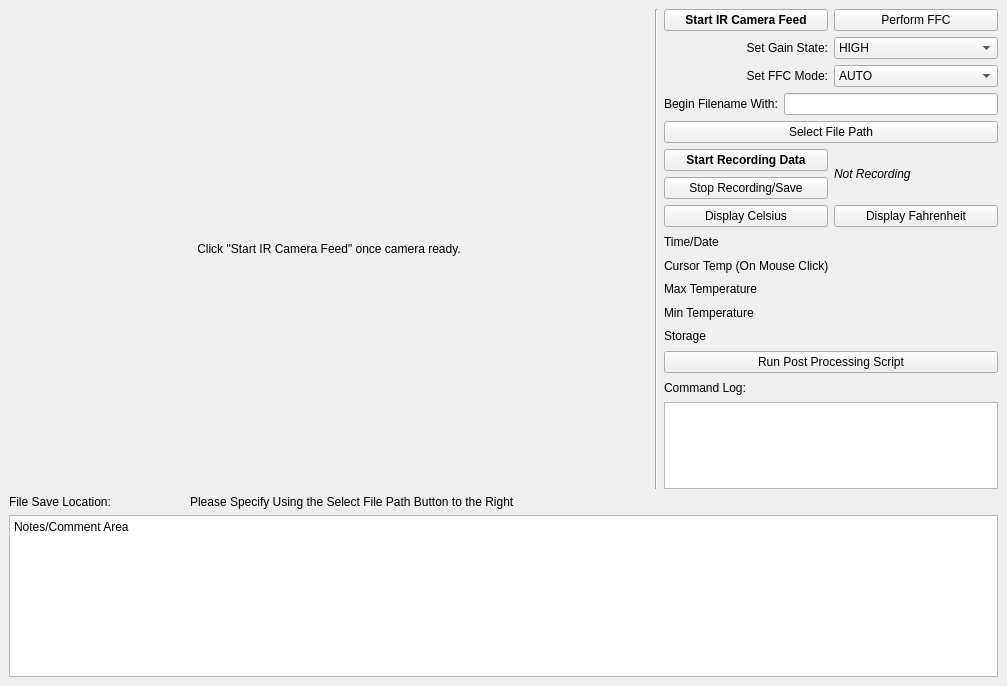
Old version of the form ui_software/Parabilis_Thermal/ir_v11.ui in the repository groupgets/purethermal1-uvc-capture.
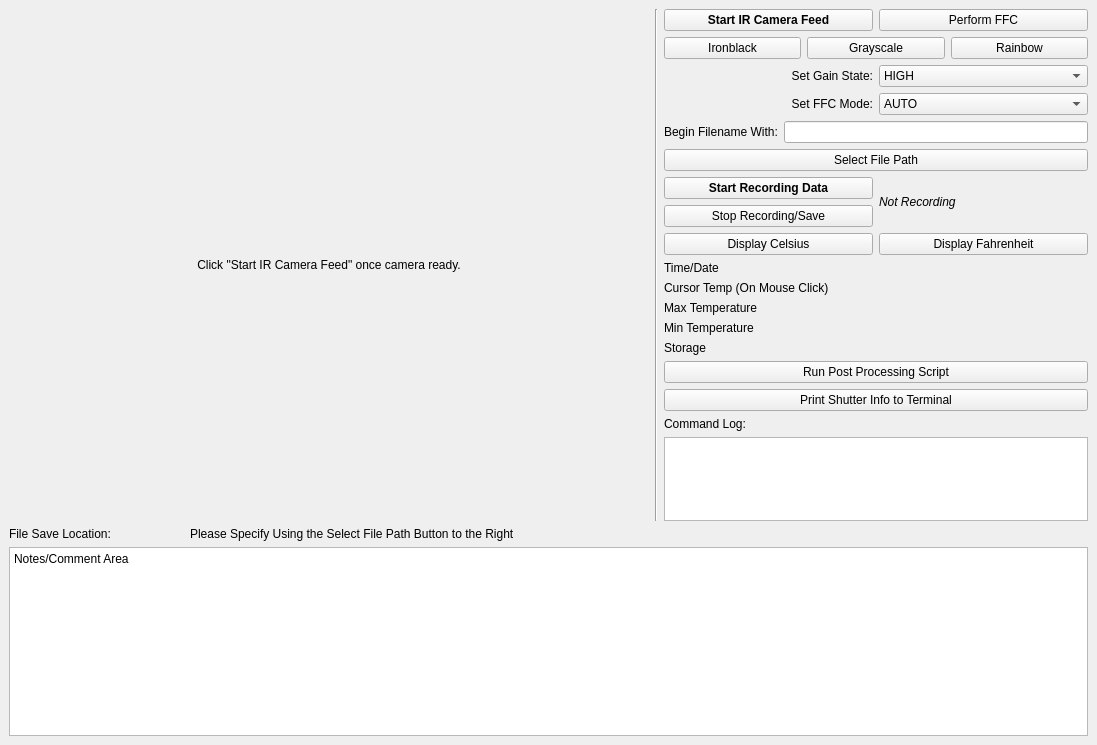
New version of the form.

Commit message: added colormaps to Parabilis Thermal Record IR

The edit to the form file:
```diff
--- a/ui_software/Parabilis_Thermal/ir_v11.ui
+++ b/ui_software/Parabilis_Thermal/ir_v11.ui
@@ -6,8 +6,8 @@
    <rect>
     <x>0</x>
     <y>0</y>
-    <width>1007</width>
-    <height>686</height>
+    <width>1097</width>
+    <height>745</height>
    </rect>
   </property>
   <property name="windowTitle">
@@ -73,6 +73,31 @@
         </item>
        </layout>
       </item>
+      <item>
+       <layout class="QHBoxLayout" name="horizontalLayout_9">
+        <item>
+         <widget class="QPushButton" name="cmIronBut">
+          <property name="text">
+           <string>Ironblack</string>
+          </property>
+         </widget>
+        </item>
+        <item>
+         <widget class="QPushButton" name="cmGrayBut">
+          <property name="text">
+           <string>Grayscale</string>
+          </property>
+         </widget>
+        </item>
+        <item>
+         <widget class="QPushButton" name="cmRainBut">
+          <property name="text">
+           <string>Rainbow</string>
+          </property>
+         </widget>
+        </item>
+       </layout>
+      </item>
       <item>
        <layout class="QHBoxLayout" name="horizontalLayout_3">
         <item>
@@ -273,6 +298,13 @@
         </property>
        </widget>
       </item>
+      <item>
+       <widget class="QPushButton" name="printShutterBut">
+        <property name="text">
+         <string>Print Shutter Info to Terminal</string>
+        </property>
+       </widget>
+      </item>
       <item>
        <widget class="QLabel" name="label">
         <property name="text">
```
Left out of the diff: 90 changed lines with no effect on the pictures. The commit also changes 2 other files.
